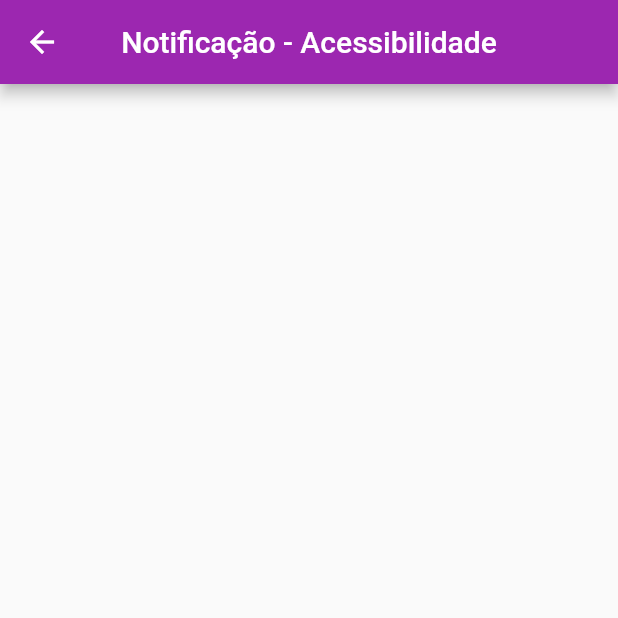
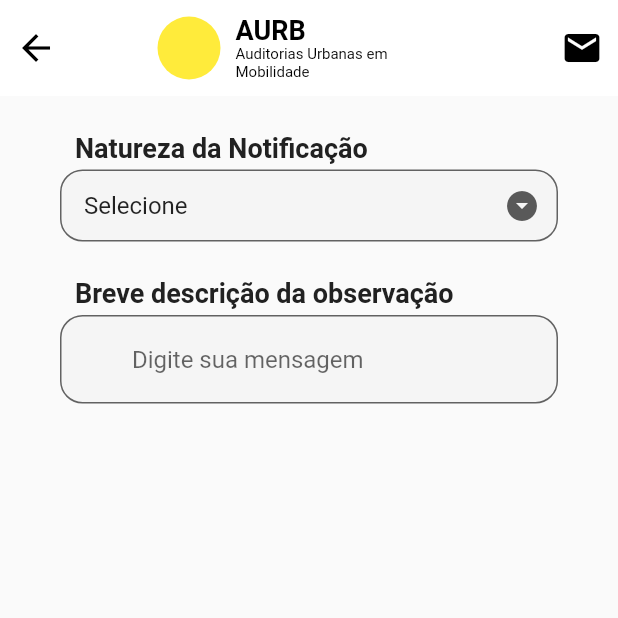
Before and after one commit to amon-mn/aurb, a Flutter app: the AccessibilityPage screen opened directly, on a phone screen of 412 x 824 dp, the top half of it. Run offline on Flutter 3.47's test engine with Material 2 defaults, Android fonts, the phone set to English and light mode, and no system bars; our stand-ins replace mask_text_input_formatter.

Commit message:
Form fields added on AccessibilityScreen

```diff
--- /dev/null
+++ b/lib/components/my_dropdown.dart
@@ -0,0 +1,84 @@
+import 'package:flutter/material.dart';
+
+class MyDropdownFormField extends StatelessWidget {
+  final ValueNotifier<String> selectedValueNotifier;
+  final List<String>? itemsList;
+  final String? labelText;
+  final String? hint;
+  final Function(String?)? onChanged;
+
+  MyDropdownFormField({
+    required this.selectedValueNotifier,
+    this.itemsList,
+    required this.onChanged,
+    this.labelText,
+    this.hint,
+  });
+
+  @override
+  Widget build(BuildContext context) {
+    return ValueListenableBuilder<String>(
+      valueListenable: selectedValueNotifier,
+      builder: (context, selectedValue, child) {
+        return DropdownButtonFormField<String>(
+          isExpanded: true,
+          itemHeight: 48, // Adjust the height of each item
+          iconSize: 24, // Adjust the icon size
+          value: selectedValue,
+          items: itemsList
+              ?.map((item) {
+                return DropdownMenuItem<String>(
+                  value: item,
+                  child: Row(
+                    children: [
+                      Padding(
+                        padding: EdgeInsets.symmetric(
+                            horizontal: 16), // Adjust the horizontal padding
+                        child: Text(item),
+                      ),
+                    ],
+                  ),
+                );
+              })
+              .toSet()
+              .toList(),
+          onChanged: onChanged,
+          icon: const Icon(
+            Icons.arrow_drop_down_circle,
+            color: Color.fromARGB(255, 89, 89, 89),
+          ),
+          dropdownColor: Colors.grey[100],
+          decoration: InputDecoration(
+            contentPadding:
+                EdgeInsets.symmetric(vertical: 10), // Adjust vertical padding
+            border: OutlineInputBorder(
+              borderSide:
+                  const BorderSide(color: Color.fromRGBO(238, 238, 238, 1)),
+              borderRadius: BorderRadius.circular(15.0),
+            ),
+            focusedBorder: OutlineInputBorder(
+              borderSide:
+                  const BorderSide(color: Color.fromARGB(255, 124, 124, 124)),
+              borderRadius: BorderRadius.circular(15.0),
+            ),
+            fillColor: Colors.grey.shade100,
+            filled: true,
+            labelText: labelText,
+            hintText: hint,
+            labelStyle: TextStyle(
+              color: Colors.black,
+            ),
+            focusedErrorBorder: OutlineInputBorder(
+              borderSide: const BorderSide(color: Colors.red),
+              borderRadius: BorderRadius.circular(15.0),
+            ),
+            errorBorder: OutlineInputBorder(
+              borderSide: const BorderSide(color: Colors.red),
+              borderRadius: BorderRadius.circular(15.0),
+            ),
+          ),
+        );
+      },
+    );
+  }
+}
--- /dev/null
+++ b/lib/components/my_textfield.dart
@@ -0,0 +1,110 @@
+import 'package:flutter/material.dart';
+import 'package:mask_text_input_formatter/mask_text_input_formatter.dart';
+
+class MyTextFieldWrapper extends StatefulWidget {
+  final TextEditingController controller;
+  final String? hintText;
+  final bool obscureText;
+  final IconData? prefixIcon;
+  final IconData? suffixIcon;
+  final String? Function(String?)? validator;
+  final MaskTextInputFormatter? inputFormatter;
+  final VoidCallback? onSuffixIconPressed;
+  final ValueChanged<String>? onChanged;
+  final String? initialValue;
+
+  MyTextFieldWrapper({
+    Key? key,
+    required this.controller,
+    this.hintText,
+    required this.obscureText,
+    this.prefixIcon,
+    this.suffixIcon,
+    this.validator,
+    this.inputFormatter,
+    this.onSuffixIconPressed,
+    this.onChanged,
+    this.initialValue, // Adicione esta linha
+  }) : super(key: key) {
+    if (initialValue != null) {
+      controller.text = initialValue!; // Defina o valor inicial do controlador
+    }
+  }
+
+  @override
+  _MyTextFieldWrapperState createState() => _MyTextFieldWrapperState();
+}
+
+class _MyTextFieldWrapperState extends State<MyTextFieldWrapper> {
+  bool isFilled = false;
+  bool isInvalid = false;
+
+  @override
+  Widget build(BuildContext context) {
+    final textScaleFactor = MediaQuery.of(context).textScaleFactor;
+
+    return SizedBox(
+      width: MediaQuery.of(context).size.width,
+      child: TextFormField(
+        style: TextStyle(fontSize: 16 * textScaleFactor),
+        inputFormatters:
+            widget.inputFormatter != null ? [widget.inputFormatter!] : [],
+        controller: widget.controller,
+        obscureText: widget
+            .obscureText, // Use o valor fornecido pela propriedade obscureText
+        decoration: InputDecoration(
+          prefixIcon: Icon(
+            widget.prefixIcon,
+            color: Color.fromARGB(255, 0, 90, 3),
+          ),
+          suffixIcon: widget.suffixIcon != null
+              ? IconButton(
+                  icon: Icon(widget.suffixIcon),
+                  color: Color.fromARGB(255, 0, 90, 3),
+                  onPressed: widget
+                      .onSuffixIconPressed, // Chame a função fornecida aqui
+                )
+              : null,
+          border: OutlineInputBorder(
+            borderSide:
+                const BorderSide(color: Color.fromRGBO(238, 238, 238, 1)),
+            borderRadius: BorderRadius.circular(15.0),
+          ),
+          focusedBorder: OutlineInputBorder(
+            borderSide: const BorderSide(color: Color.fromARGB(255, 0, 103, 3)),
+            borderRadius: BorderRadius.circular(15.0),
+          ),
+          focusedErrorBorder: OutlineInputBorder(
+            borderSide: const BorderSide(color: Colors.red),
+            borderRadius: BorderRadius.circular(15.0),
+          ),
+          errorBorder: OutlineInputBorder(
+            borderSide: const BorderSide(color: Colors.red),
+            borderRadius: BorderRadius.circular(15.0),
+          ),
+          fillColor: Colors.grey.shade100,
+          filled: true,
+          hintText: isFilled ? null : widget.hintText,
+          labelText: isFilled || isInvalid ? widget.hintText : null,
+          labelStyle: TextStyle(
+            color: isInvalid ? Colors.red : Colors.green[800],
+          ),
+        ),
+        validator: (value) {
+          final validationError = widget.validator?.call(value);
+          setState(() {
+            isInvalid = validationError != null;
+          });
+          return validationError;
+        },
+        onChanged: (value) {
+          setState(() {
+            isFilled = value.isNotEmpty;
+          });
+          widget.onChanged
+              ?.call(value); // Chame a função onChanged se estiver definida
+        },
+      ),
+    );
+  }
+}
--- a/lib/main.dart
+++ b/lib/main.dart
@@ -1,4 +1,5 @@
 import 'package:aurb/screens/home.dart';
+import 'package:aurb/screens/notifications/accessibility_screen.dart';
 import 'package:aurb/screens/welcome.dart';
 import 'package:flutter/material.dart';
 import 'package:flutter/services.dart';
@@ -37,6 +38,6 @@ class MyApp extends StatelessWidget {
         debugShowCheckedModeBanner: false,
         title: title,
         theme: ThemeData(primarySwatch: customGrayColor),
-        home: HomeScreen(),
+        home: AccessibilityPage(),
       );
 }
--- a/lib/screens/notifications/accessibility_screen.dart
+++ b/lib/screens/notifications/accessibility_screen.dart
@@ -1,12 +1,101 @@
+import 'package:aurb/components/my_dropdown.dart';
+import 'package:aurb/components/my_textfield.dart';
 import 'package:flutter/material.dart';
+import 'package:aurb/screens/sections/header.dart';
 
-class AccessibilityPage extends StatelessWidget {
+class AccessibilityPage extends StatefulWidget {
   @override
-  Widget build(BuildContext context) => Scaffold(
-        appBar: AppBar(
-          title: Text('Notificação - Acessibilidade'),
-          centerTitle: true,
-          backgroundColor: Colors.purple,
+  _AccessibilityPageState createState() => _AccessibilityPageState();
+}
+
+class _AccessibilityPageState extends State<AccessibilityPage> {
+  final TextEditingController _controller = TextEditingController();
+
+  ValueNotifier<String> selectedAcessibility =
+      ValueNotifier<String>('Selecione');
+
+  final itemListAccessibility = [
+    'Selecione',
+    'Falta de rampa de acesso calçadas',
+    'Falta de rampa de acesso escadas',
+    'Falta de rampa de acesso órg. púb.',
+    'Falta de rampa de acesso passarelas',
+    'Falta de rampa de acesso a terminais de ônibus',
+    'Falta de material antiderrapante',
+    'Falta de piso tátil direcional/alerta',
+    'Falta de localizador para cegos',
+    'Material escorregadio',
+    'Outros...',
+  ];
+
+  @override
+  Widget build(BuildContext context) {
+    return Scaffold(
+      body: SafeArea(
+        child: SingleChildScrollView(
+          child: Column(
+            crossAxisAlignment: CrossAxisAlignment.start,
+            children: [
+              Header(
+                customIcon: Icons.arrow_back,
+                customOnPressed: () {
+                  Navigator.pop(context);
+                },
+              ),
+              SizedBox(height: 24),
+              Padding(
+                padding: EdgeInsets.symmetric(horizontal: 40), // Margem lateral
+                child: Column(
+                  crossAxisAlignment: CrossAxisAlignment.start,
+                  children: [
+                    Container(
+                      alignment: Alignment.topLeft,
+                      padding: EdgeInsets.only(left: 10),
+                      child: Text(
+                        'Natureza da Notificação',
+                        style: TextStyle(
+                          fontSize: 18.0,
+                          fontWeight: FontWeight.bold,
+                          color: Colors.grey[900],
+                        ),
+                      ),
+                    ),
+                    const SizedBox(height: 4),
+                    MyDropdownFormField(
+                      selectedValueNotifier: selectedAcessibility,
+                      itemsList: itemListAccessibility,
+                      onChanged: (value) {
+                        setState(() {
+                          selectedAcessibility.value = value!;
+                        });
+                      },
+                    ),
+                    SizedBox(height: 24),
+                    Container(
+                      alignment: Alignment.topLeft,
+                      padding: EdgeInsets.only(left: 10),
+                      child: Text(
+                        'Breve descrição da observação',
+                        style: TextStyle(
+                          fontSize: 18.0,
+                          fontWeight: FontWeight.bold,
+                          color: Colors.grey[900],
+                        ),
+                      ),
+                    ),
+                    SizedBox(height: 4),
+                    MyTextFieldWrapper(
+                      hintText: 'Digite sua mensagem',
+                      controller: _controller,
+                      obscureText: false,
+                    ),
+                  ],
+                ),
+              ),
+            ],
+          ),
         ),
-      );
+      ),
+    );
+  }
 }
--- a/lib/screens/welcome.dart
+++ b/lib/screens/welcome.dart
@@ -1,5 +1,6 @@
 import 'package:aurb/components/card.dart';
 import 'package:aurb/components/my_text_button.dart';
+import 'package:aurb/screens/home.dart';
 import 'package:flutter/material.dart';
 
 class WelcomeScreen extends StatelessWidget {
@@ -72,7 +73,13 @@ class WelcomeScreen extends StatelessWidget {
                       ),
                       SizedBox(height: 16),
                       MyTextButton(
-                        onTap: () {},
+                        onTap: () {
+                          // Use o Navigator para navegar para a página home.dart
+                          Navigator.push(
+                              context,
+                              MaterialPageRoute(
+                                  builder: (context) => HomeScreen()));
+                        },
                         text: 'Entrar',
                         textSize: 36,
                       ),
--- a/pubspec.yaml
+++ b/pubspec.yaml
@@ -35,6 +35,7 @@ dependencies:
   # The following adds the Cupertino Icons font to your application.
   # Use with the CupertinoIcons class for iOS style icons.
   cupertino_icons: ^1.0.2
+  mask_text_input_formatter: ^2.5.0
 
 dev_dependencies:
   flutter_test:
```
Also changed, not shown: pubspec.lock.
